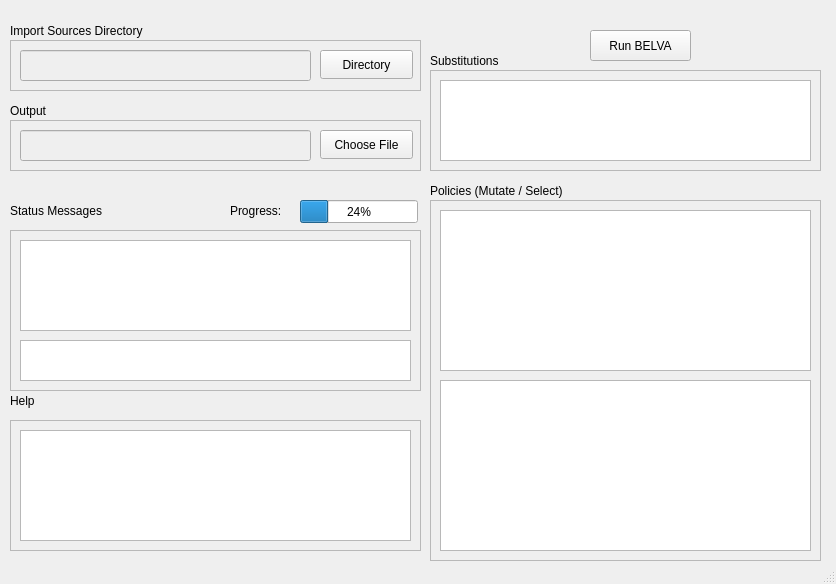
Qt form src/gui/design.ui (43449948343/Debging) before a commit.
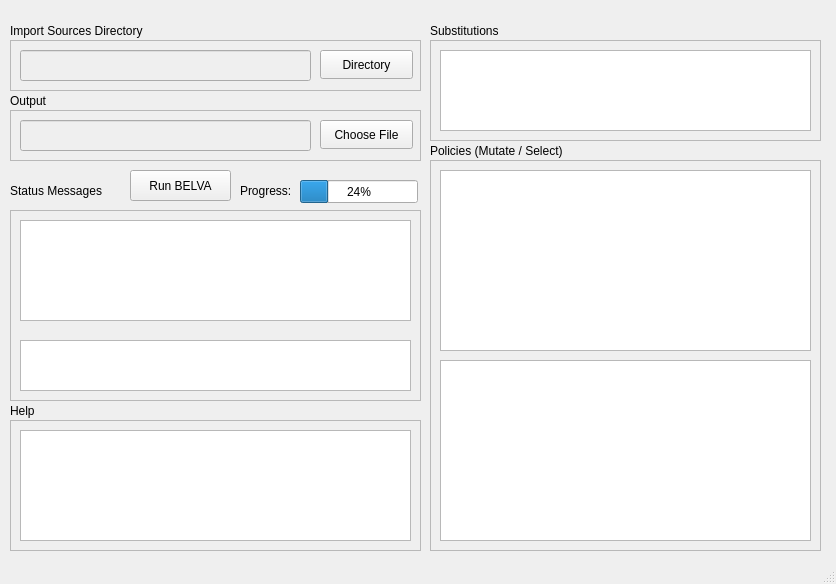
The same form after that commit.

What changed in the file:
```diff
--- a/src/gui/design.ui
+++ b/src/gui/design.ui
@@ -38,8 +38,8 @@
    <widget class="QPushButton" name="pushButton_run_belva">
     <property name="geometry">
      <rect>
-      <x>590</x>
-      <y>30</y>
+      <x>130</x>
+      <y>170</y>
       <width>101</width>
       <height>31</height>
      </rect>
@@ -52,7 +52,7 @@
     <property name="geometry">
      <rect>
       <x>300</x>
-      <y>200</y>
+      <y>180</y>
       <width>118</width>
       <height>23</height>
      </rect>
@@ -120,9 +120,9 @@
     <property name="geometry">
      <rect>
       <x>10</x>
-      <y>230</y>
+      <y>210</y>
       <width>411</width>
-      <height>161</height>
+      <height>191</height>
      </rect>
     </property>
     <property name="frameShape">
@@ -137,7 +137,7 @@
        <x>10</x>
        <y>10</y>
        <width>391</width>
-       <height>91</height>
+       <height>101</height>
       </rect>
      </property>
     </widget>
@@ -145,9 +145,9 @@
      <property name="geometry">
       <rect>
        <x>10</x>
-       <y>110</y>
+       <y>130</y>
        <width>391</width>
-       <height>41</height>
+       <height>51</height>
       </rect>
      </property>
     </widget>
@@ -156,8 +156,8 @@
     <property name="geometry">
      <rect>
       <x>10</x>
-      <y>200</y>
-      <width>191</width>
+      <y>180</y>
+      <width>121</width>
       <height>21</height>
      </rect>
     </property>
@@ -168,8 +168,8 @@
    <widget class="QLabel" name="label_3">
     <property name="geometry">
      <rect>
-      <x>230</x>
-      <y>200</y>
+      <x>240</x>
+      <y>180</y>
       <width>64</width>
       <height>21</height>
      </rect>
@@ -182,7 +182,7 @@
     <property name="geometry">
      <rect>
       <x>10</x>
-      <y>120</y>
+      <y>110</y>
       <width>411</width>
       <height>51</height>
      </rect>
@@ -224,7 +224,7 @@
     <property name="geometry">
      <rect>
       <x>10</x>
-      <y>100</y>
+      <y>90</y>
       <width>111</width>
       <height>21</height>
      </rect>
@@ -263,7 +263,7 @@
     <property name="geometry">
      <rect>
       <x>10</x>
-      <y>390</y>
+      <y>400</y>
       <width>31</width>
       <height>21</height>
      </rect>
@@ -276,7 +276,7 @@
     <property name="geometry">
      <rect>
       <x>430</x>
-      <y>70</y>
+      <y>40</y>
       <width>391</width>
       <height>101</height>
      </rect>
@@ -308,7 +308,7 @@
     <property name="geometry">
      <rect>
       <x>430</x>
-      <y>50</y>
+      <y>20</y>
       <width>91</width>
       <height>21</height>
      </rect>
@@ -321,7 +321,7 @@
     <property name="geometry">
      <rect>
       <x>430</x>
-      <y>180</y>
+      <y>140</y>
       <width>171</width>
       <height>21</height>
      </rect>
@@ -334,9 +334,9 @@
     <property name="geometry">
      <rect>
       <x>430</x>
-      <y>200</y>
+      <y>160</y>
       <width>391</width>
-      <height>361</height>
+      <height>391</height>
      </rect>
     </property>
     <property name="frameShape">
@@ -354,7 +354,7 @@
        <x>10</x>
        <y>10</y>
        <width>371</width>
-       <height>161</height>
+       <height>181</height>
       </rect>
      </property>
      <property name="selectionMode">
@@ -371,9 +371,9 @@
      <property name="geometry">
       <rect>
        <x>10</x>
-       <y>180</y>
+       <y>200</y>
        <width>371</width>
-       <height>171</height>
+       <height>181</height>
       </rect>
      </property>
      <property name="selectionMode">
```
